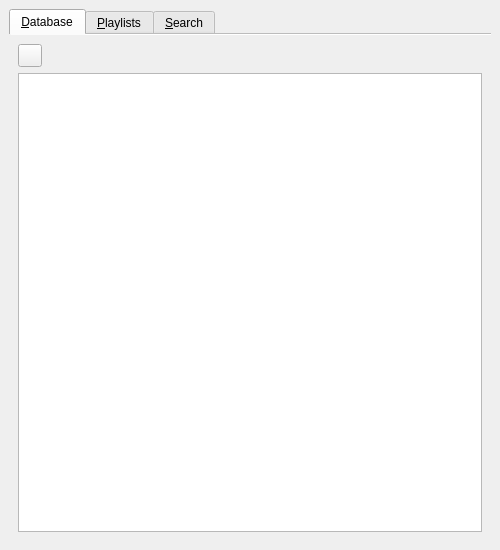
Old version of the form qygmy/ui/browser.ui in the repository tsufeki/qygmy.
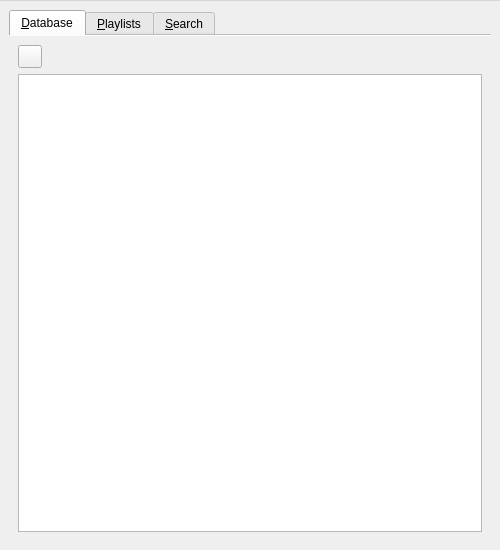
New version of the form. Custom widgets are drawn as their Qt base class.

Commit message: - Keyboard shortcuts working. - Moved context menus to Qt Designer. - Various fixes.

What changed in the file:
```diff
--- a/qygmy/ui/browser.ui
+++ b/qygmy/ui/browser.ui
@@ -392,6 +392,45 @@
     </item>
    </layout>
   </widget>
+  <widget class="QMenuBar" name="menubar">
+   <property name="sizePolicy">
+    <sizepolicy hsizetype="Fixed" vsizetype="Maximum">
+     <horstretch>0</horstretch>
+     <verstretch>0</verstretch>
+    </sizepolicy>
+   </property>
+   <property name="minimumSize">
+    <size>
+     <width>1</width>
+     <height>1</height>
+    </size>
+   </property>
+   <property name="maximumSize">
+    <size>
+     <width>16777215</width>
+     <height>1</height>
+    </size>
+   </property>
+   <property name="nativeMenuBar">
+    <bool>false</bool>
+   </property>
+   <widget class="QMenu" name="context_menu">
+    <property name="separatorsCollapsible">
+     <bool>true</bool>
+    </property>
+    <addaction name="add"/>
+    <addaction name="addplay"/>
+    <addaction name="replace"/>
+    <addaction name="replaceplay"/>
+    <addaction name="separator"/>
+    <addaction name="remove"/>
+    <addaction name="rename"/>
+    <addaction name="details"/>
+    <addaction name="separator"/>
+    <addaction name="close"/>
+   </widget>
+   <addaction name="context_menu"/>
+  </widget>
   <action name="add">
    <property name="text">
     <string>&amp;Add selected</string>
```
Left out of the diff: 3 changed lines with no effect on the pictures. The commit also changes 6 other files.
